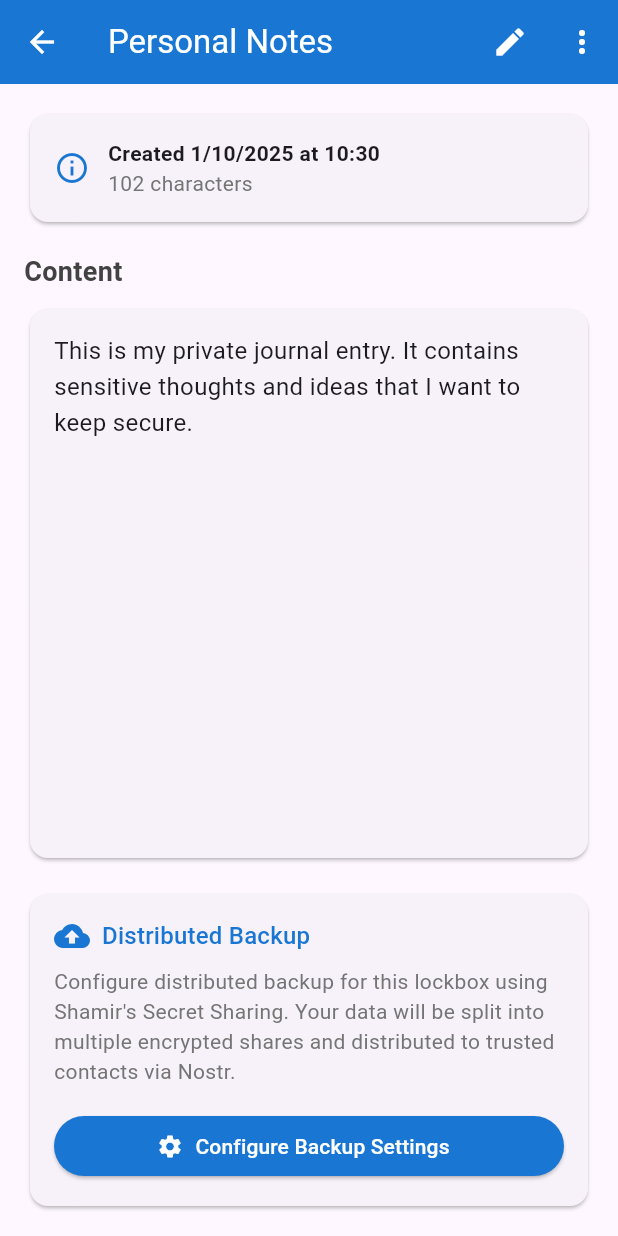
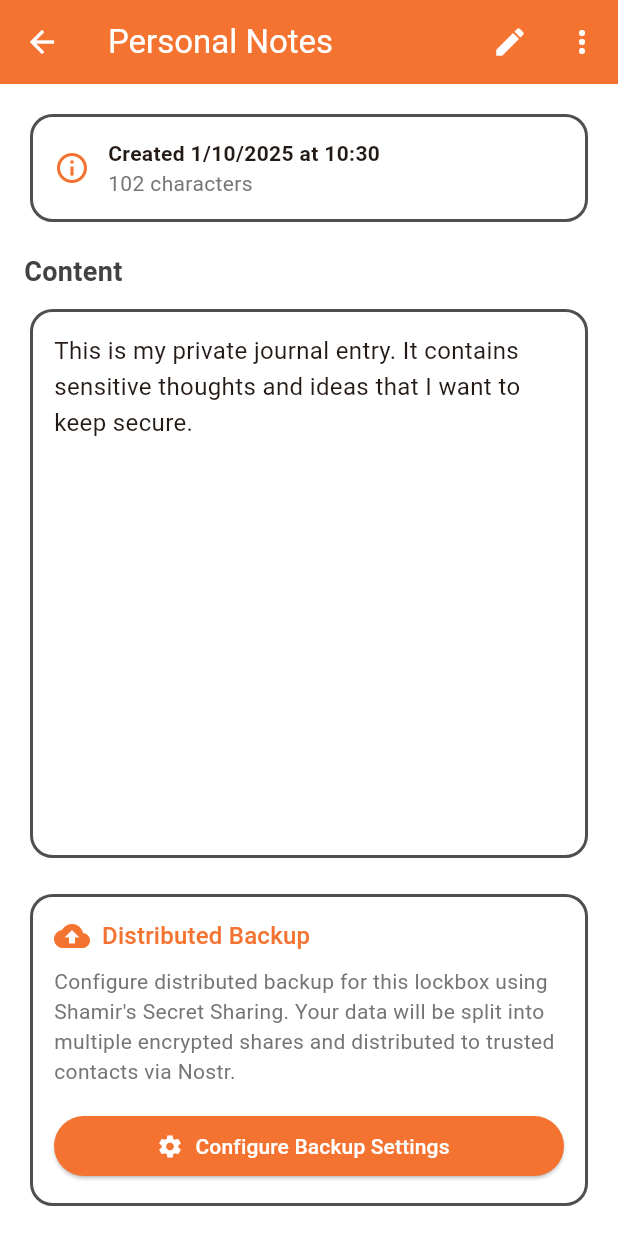
Before and after one commit to mplorentz/keydex, a Flutter app: the screen it shows after launch, after a tap on "Personal Notes", on a phone screen of 412 x 824 dp. Run offline on Flutter 3.47's test engine with Material 3 defaults, Android fonts, the light colour scheme and no system bars; our stand-ins replace flutter_secure_storage, logger, shared_preferences; missing offline and left inert: ndk, ntcdcrypto.

Commit message:
Add minimal styling

```diff
--- a/lib/main.dart
+++ b/lib/main.dart
@@ -5,17 +5,17 @@ import 'services/logger.dart';
 import 'screens/lockbox_list_screen.dart';
 
 void main() {
-  runApp(const LockboxApp());
+  runApp(const KeydexApp());
 }
 
-class LockboxApp extends StatefulWidget {
-  const LockboxApp({super.key});
+class KeydexApp extends StatefulWidget {
+  const KeydexApp({super.key});
 
   @override
-  State<LockboxApp> createState() => _LockboxAppState();
+  State<KeydexApp> createState() => _KeydexAppState();
 }
 
-class _LockboxAppState extends State<LockboxApp> {
+class _KeydexAppState extends State<KeydexApp> {
   bool _isInitializing = true;
   String? _initError;
 
@@ -51,7 +51,20 @@ class _LockboxAppState extends State<LockboxApp> {
     return MaterialApp(
       title: 'Keydex Lockbox',
       theme: ThemeData(
-        primarySwatch: Colors.blue,
+        primaryColor: const Color(0xFFf47331),
+        scaffoldBackgroundColor: Colors.white,
+        colorScheme: ColorScheme.fromSeed(
+          seedColor: const Color(0xFFf47331),
+          brightness: Brightness.light,
+        ),
+        cardTheme: const CardThemeData(
+          color: Colors.white,
+          shape: RoundedRectangleBorder(
+            borderRadius: BorderRadius.all(Radius.circular(15)),
+            side: BorderSide(color: Color(0xFF4F4F4F), width: 2),
+          ),
+          elevation: 0,
+        ),
         visualDensity: VisualDensity.adaptivePlatformDensity,
       ),
       home: _isInitializing
@@ -74,8 +87,8 @@ class _InitializingScreen extends StatelessWidget {
         child: Column(
           mainAxisAlignment: MainAxisAlignment.center,
           children: [
-            CircularProgressIndicator(
-              color: Colors.blue[700],
+            const CircularProgressIndicator(
+              color: Color(0xFFf47331),
             ),
             const SizedBox(height: 24),
             Text(
--- a/lib/screens/create_lockbox_with_backup_screen.dart
+++ b/lib/screens/create_lockbox_with_backup_screen.dart
@@ -27,7 +27,7 @@ class _CreateLockboxWithBackupScreenState extends State<CreateLockboxWithBackupS
     return Scaffold(
       appBar: AppBar(
         title: const Text('Create Lockbox'),
-        backgroundColor: Colors.blue[700],
+        backgroundColor: Theme.of(context).primaryColor,
         foregroundColor: Colors.white,
         actions: [
           TextButton(
--- a/lib/screens/edit_lockbox_screen.dart
+++ b/lib/screens/edit_lockbox_screen.dart
@@ -54,7 +54,7 @@ class _EditLockboxScreenState extends State<EditLockboxScreen> {
     return Scaffold(
       appBar: AppBar(
         title: const Text('Edit Lockbox'),
-        backgroundColor: Colors.blue[700],
+        backgroundColor: Theme.of(context).primaryColor,
         foregroundColor: Colors.white,
         actions: [
           TextButton(
--- a/lib/screens/lockbox_detail_screen.dart
+++ b/lib/screens/lockbox_detail_screen.dart
@@ -19,7 +19,7 @@ class LockboxDetailScreen extends StatelessWidget {
           return Scaffold(
             appBar: AppBar(
               title: const Text('Loading...'),
-              backgroundColor: Colors.blue[700],
+              backgroundColor: Theme.of(context).primaryColor,
               foregroundColor: Colors.white,
             ),
             body: const Center(child: CircularProgressIndicator()),
@@ -43,7 +43,7 @@ class LockboxDetailScreen extends StatelessWidget {
     return Scaffold(
       appBar: AppBar(
         title: Text(lockbox.name),
-        backgroundColor: Colors.blue[700],
+        backgroundColor: Theme.of(context).primaryColor,
         foregroundColor: Colors.white,
         actions: [
           IconButton(
@@ -88,7 +88,7 @@ class LockboxDetailScreen extends StatelessWidget {
                 padding: const EdgeInsets.all(16),
                 child: Row(
                   children: [
-                    Icon(Icons.info_outline, color: Colors.blue[700]),
+                    Icon(Icons.info_outline, color: Theme.of(context).primaryColor),
                     const SizedBox(width: 12),
                     Expanded(
                       child: Column(
@@ -148,12 +148,12 @@ class LockboxDetailScreen extends StatelessWidget {
                   children: [
                     Row(
                       children: [
-                        Icon(Icons.backup, color: Colors.blue[700]),
+                        Icon(Icons.backup, color: Theme.of(context).primaryColor),
                         const SizedBox(width: 8),
                         Text(
                           'Distributed Backup',
                           style: Theme.of(context).textTheme.titleMedium?.copyWith(
-                                color: Colors.blue[700],
+                                color: Theme.of(context).primaryColor,
                               ),
                         ),
                       ],
@@ -181,7 +181,7 @@ class LockboxDetailScreen extends StatelessWidget {
                           );
                         },
                         style: ElevatedButton.styleFrom(
-                          backgroundColor: Colors.blue[700],
+                          backgroundColor: Theme.of(context).primaryColor,
                           foregroundColor: Colors.white,
                         ),
                         icon: const Icon(Icons.settings),
--- a/lib/screens/lockbox_list_screen.dart
+++ b/lib/screens/lockbox_list_screen.dart
@@ -52,7 +52,7 @@ class _LockboxListScreenState extends State<LockboxListScreen> {
     return Scaffold(
       appBar: AppBar(
         title: const Text('My Lockboxes'),
-        backgroundColor: Colors.blue[700],
+        backgroundColor: Theme.of(context).primaryColor,
         foregroundColor: Colors.white,
       ),
       body: Column(
@@ -88,8 +88,8 @@ class _LockboxListScreenState extends State<LockboxListScreen> {
                             margin: const EdgeInsets.only(bottom: 12),
                             child: ListTile(
                               leading: CircleAvatar(
-                                backgroundColor: Colors.blue[100],
-                                child: Icon(Icons.lock, color: Colors.blue[700]),
+                                backgroundColor: Theme.of(context).primaryColor.withOpacity(0.1),
+                                child: Icon(Icons.lock, color: Theme.of(context).primaryColor),
                               ),
                               title: Text(
                                 lockbox.name,
@@ -177,7 +177,7 @@ class _LockboxListScreenState extends State<LockboxListScreen> {
             MaterialPageRoute(builder: (context) => const CreateLockboxWithBackupScreen()),
           ).then((_) => _loadData()); // Refresh when returning
         },
-        backgroundColor: Colors.blue[700],
+        backgroundColor: Theme.of(context).primaryColor,
         child: const Icon(Icons.add),
       ),
     );
```
